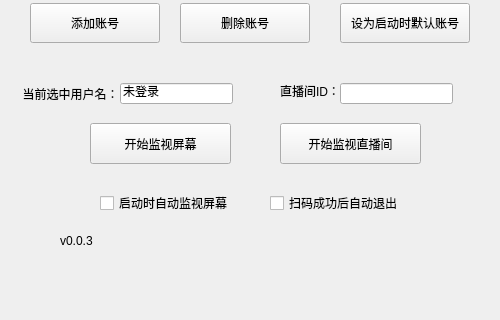
Old version of the form src/MHY_Scanner_Gui/ScannerGui.ui in the repository Theresa-0328/MHY_Scanner; both pictures show x 0 to 500 and y 280 to 600 of the 500 by 600 pixel window.
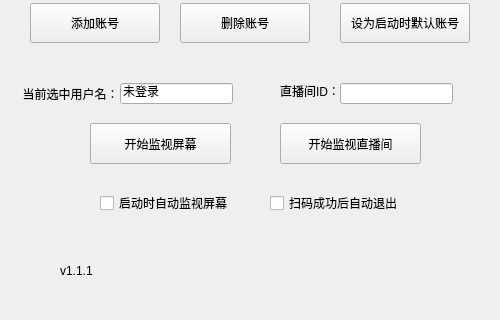
New version of the form.

Diff of the .ui file:
```diff
--- a/src/MHY_Scanner_Gui/ScannerGui.ui
+++ b/src/MHY_Scanner_Gui/ScannerGui.ui
@@ -162,20 +162,20 @@
     <property name="geometry">
      <rect>
       <x>60</x>
-      <y>490</y>
+      <y>520</y>
       <width>71</width>
       <height>16</height>
      </rect>
     </property>
     <property name="text">
-     <string>v0.0.3</string>
+     <string>v1.1.1</string>
     </property>
    </widget>
    <widget class="QWidget" name="layoutWidget">
     <property name="geometry">
      <rect>
       <x>110</x>
-      <y>490</y>
+      <y>520</y>
       <width>343</width>
       <height>18</height>
      </rect>
```
